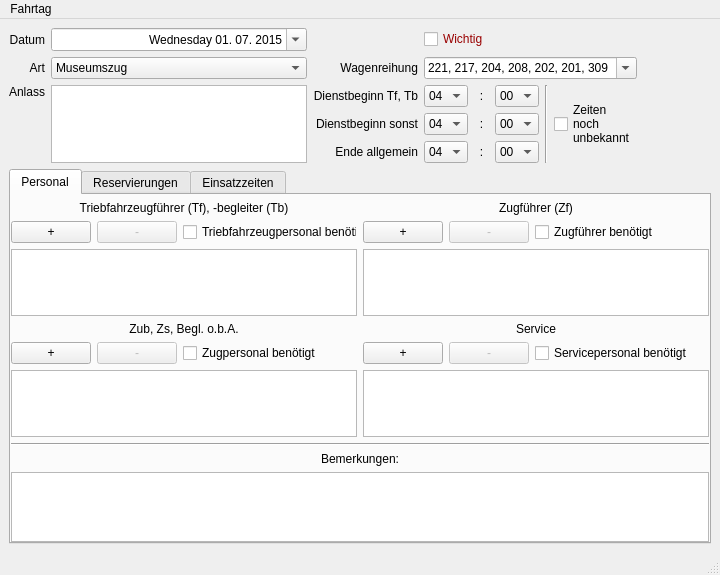
The window that Programm/fahrtagwindow.ui (philjosch/Einsatzplaner) describes before a commit, drawn with Qt 5.
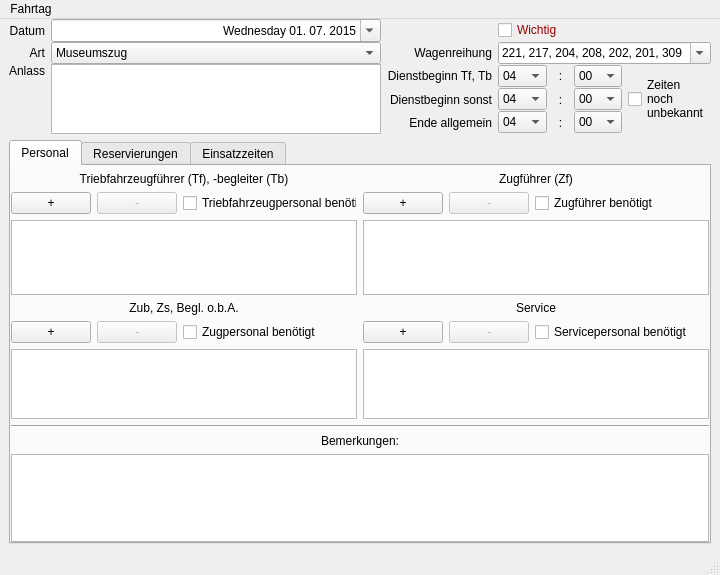
The same window after the commit.

Commit message: Fenster weiter angepasst

What changed in the file:
```diff
--- a/Programm/fahrtagwindow.ui
+++ b/Programm/fahrtagwindow.ui
@@ -26,32 +26,123 @@
    <string>Fahrtag</string>
   </property>
   <widget class="QWidget" name="centralwidget">
-   <layout class="QGridLayout" name="gridLayout_6">
+   <layout class="QGridLayout" name="gridLayout_6" rowstretch="0,3">
+    <property name="topMargin">
+     <number>0</number>
+    </property>
     <item row="0" column="0">
-     <layout class="QGridLayout" name="gridLayout_2" columnstretch="0,0,0,0,0,0,0,0,1">
-      <property name="spacing">
-       <number>6</number>
+     <layout class="QGridLayout" name="gridLayout_2" columnstretch="0,0,0,0,0,0,0">
+      <property name="horizontalSpacing">
+       <number>-1</number>
       </property>
-      <item row="2" column="1" rowspan="3">
-       <widget class="QPlainTextEdit" name="textAnlass">
+      <property name="verticalSpacing">
+       <number>0</number>
+      </property>
+      <item row="1" column="3" colspan="4">
+       <widget class="QComboBox" name="comboWagenreihung">
         <property name="enabled">
          <bool>true</bool>
         </property>
-        <property name="minimumSize">
-         <size>
-          <width>0</width>
-          <height>0</height>
-         </size>
+        <property name="editable">
+         <bool>true</bool>
         </property>
-        <property name="maximumSize">
-         <size>
-          <width>16777215</width>
-          <height>16777215</height>
-         </size>
+        <property name="currentIndex">
+         <number>4</number>
         </property>
         <property name="toolTip">
          <string notr="true"/>
         </property>
+        <property name="sizeAdjustPolicy">
+         <enum>QComboBox::AdjustToContents</enum>
+        </property>
+        <item>
+         <property name="text">
+          <string>221, 217, 208, 309</string>
+         </property>
+        </item>
+        <item>
+         <property name="text">
+          <string>221, 217, 208, 202, 309</string>
+         </property>
+        </item>
+        <item>
+         <property name="text">
+          <string>221, 217, 204, 208, 202, 309</string>
+         </property>
+        </item>
+        <item>
+         <property name="text">
+          <string>221, 217, 208, 202, 201, 309</string>
+         </property>
+        </item>
+        <item>
+         <property name="text">
+          <string>221, 217, 204, 208, 202, 201, 309</string>
+         </property>
+        </item>
+        <item>
+         <property name="text">
+          <string>221, 217, 204, 309</string>
+         </property>
+        </item>
+        <item>
+         <property name="text">
+          <string>221, 217, 309</string>
+         </property>
+        </item>
+       </widget>
+      </item>
+      <item row="2" column="2">
+       <widget class="QLabel" name="label_2">
+        <property name="text">
+         <string>Dienstbeginn Tf, Tb</string>
+        </property>
+        <property name="alignment">
+         <set>Qt::AlignRight|Qt::AlignTrailing|Qt::AlignVCenter</set>
+        </property>
+       </widget>
+      </item>
+      <item row="3" column="5">
+       <widget class="QComboBox" name="comboTimeZM">
+        <property name="enabled">
+         <bool>true</bool>
+        </property>
+        <property name="editable">
+         <bool>false</bool>
+        </property>
+        <property name="currentIndex">
+         <number>0</number>
+        </property>
+        <property name="maxCount">
+         <number>60</number>
+        </property>
+        <property name="insertPolicy">
+         <enum>QComboBox::InsertAlphabetically</enum>
+        </property>
+        <item>
+         <property name="text">
+          <string>00</string>
+         </property>
+        </item>
+        <item>
+         <property name="text">
+          <string>15</string>
+         </property>
+        </item>
+        <item>
+         <property name="text">
+          <string>30</string>
+         </property>
+        </item>
+        <item>
+         <property name="text">
+          <string>45</string>
+         </property>
+        </item>
+       </widget>
+      </item>
+      <item row="4" column="2">
+       <widget class="QLabel" name="label_7">
         <property name="statusTip">
          <string notr="true"/>
         </property>
@@ -64,125 +155,22 @@
         <property name="accessibleDescription">
          <string notr="true"/>
         </property>
-        <property name="plainText">
-         <string/>
+        <property name="text">
+         <string>Ende allgemein</string>
+        </property>
+        <property name="alignment">
+         <set>Qt::AlignRight|Qt::AlignTrailing|Qt::AlignVCenter</set>
         </property>
        </widget>
       </item>
-      <item row="4" column="3">
-       <widget class="QComboBox" name="comboTimeEndeH">
-        <property name="minimumSize">
-         <size>
-          <width>0</width>
-          <height>0</height>
-         </size>
+      <item row="0" column="0">
+       <widget class="QLabel" name="label">
+        <property name="text">
+         <string>Datum</string>
         </property>
-        <property name="maximumSize">
-         <size>
-          <width>16777215</width>
-          <height>16777215</height>
-         </size>
+        <property name="alignment">
+         <set>Qt::AlignRight|Qt::AlignTrailing|Qt::AlignVCenter</set>
         </property>
-        <item>
-         <property name="text">
-          <string>04</string>
-         </property>
-        </item>
-        <item>
-         <property name="text">
-          <string>05</string>
-         </property>
-        </item>
-        <item>
-         <property name="text">
-          <string>06</string>
-         </property>
-        </item>
-        <item>
-         <property name="text">
-          <string>07</string>
-         </property>
-        </item>
-        <item>
-         <property name="text">
-          <string>08</string>
-         </property>
-        </item>
-        <item>
-         <property name="text">
-          <string>09</string>
-         </property>
-        </item>
-        <item>
-         <property name="text">
-          <string>10</string>
-         </property>
-        </item>
-        <item>
-         <property name="text">
-          <string>11</string>
-         </property>
-        </item>
-        <item>
-         <property name="text">
-          <string>12</string>
-         </property>
-        </item>
-        <item>
-         <property name="text">
-          <string>13</string>
-         </property>
-        </item>
-        <item>
-         <property name="text">
-          <string>14</string>
-         </property>
-        </item>
-        <item>
-         <property name="text">
-          <string>15</string>
-         </property>
-        </item>
-        <item>
-         <property name="text">
-          <string>16</string>
-         </property>
-        </item>
-        <item>
-         <property name="text">
-          <string>17</string>
-         </property>
-        </item>
-        <item>
-         <property name="text">
-          <string>18</string>
-         </property>
-        </item>
-        <item>
-         <property name="text">
-          <string>19</string>
-         </property>
-        </item>
-        <item>
-         <property name="text">
-          <string>20</string>
-         </property>
-        </item>
-        <item>
-         <property name="text">
-          <string>21</string>
-         </property>
-        </item>
-        <item>
-         <property name="text">
-          <string>22</string>
-         </property>
-        </item>
-        <item>
-         <property name="text">
-          <string>23</string>
-         </property>
-        </item>
        </widget>
       </item>
       <item row="1" column="1">
@@ -190,18 +178,6 @@
         <property name="enabled">
          <bool>true</bool>
         </property>
-        <property name="minimumSize">
-         <size>
-          <width>0</width>
-          <height>0</height>
-         </size>
-        </property>
-        <property name="maximumSize">
-         <size>
-          <width>16777215</width>
-          <height>16777215</height>
-         </size>
-        </property>
         <property name="currentIndex">
          <number>0</number>
         </property>
@@ -247,89 +223,328 @@
         </item>
        </widget>
       </item>
-      <item row="2" column="2">
-       <widget class="QLabel" name="label_2">
-        <property name="minimumSize">
-         <size>
-          <width>0</width>
-          <height>0</height>
-         </size>
+      <item row="3" column="2">
+       <widget class="QLabel" name="labelTimeZ">
+        <property name="toolTip">
+         <string notr="true"/>
         </property>
-        <property name="maximumSize">
-         <size>
-          <width>16777215</width>
-          <height>16777215</height>
-         </size>
+        <property name="statusTip">
+         <string notr="true">Der Dienstbeginn für Zf, Zub, Service und weiteres Personal</string>
         </property>
         <property name="text">
-         <string>Dienstbeginn Tf, Tb</string>
+         <string>Dienstbeginn sonst</string>
         </property>
         <property name="alignment">
          <set>Qt::AlignRight|Qt::AlignTrailing|Qt::AlignVCenter</set>
         </property>
        </widget>
       </item>
-      <item row="3" column="4">
-       <widget class="QLabel" name="label_5">
-        <property name="minimumSize">
-         <size>
-          <width>0</width>
-          <height>0</height>
-         </size>
-        </property>
-        <property name="maximumSize">
-         <size>
-          <width>16777215</width>
-          <height>16777215</height>
-         </size>
-        </property>
+      <item row="2" column="0">
+       <widget class="QLabel" name="label_3">
         <property name="text">
-         <string>:</string>
+         <string>Anlass</string>
         </property>
         <property name="alignment">
-         <set>Qt::AlignCenter</set>
+         <set>Qt::AlignRight|Qt::AlignTop|Qt::AlignTrailing</set>
         </property>
        </widget>
       </item>
-      <item row="0" column="0">
-       <widget class="QLabel" name="label">
-        <property name="minimumSize">
-         <size>
-          <width>0</width>
-          <height>0</height>
-         </size>
+      <item row="4" column="5">
+       <widget class="QComboBox" name="comboTimeEndeM">
+        <item>
+         <property name="text">
+          <string>00</string>
+         </property>
+        </item>
+        <item>
+         <property name="text">
+          <string>15</string>
+         </property>
+        </item>
+        <item>
+         <property name="text">
+          <string>30</string>
+         </property>
+        </item>
+        <item>
+         <property name="text">
+          <string>45</string>
+         </property>
+        </item>
+       </widget>
+      </item>
+      <item row="3" column="3">
+       <widget class="QComboBox" name="comboTimeZH">
+        <property name="enabled">
+         <bool>true</bool>
         </property>
-        <property name="maximumSize">
-         <size>
-          <width>16777215</width>
-          <height>16777215</height>
-         </size>
+        <property name="currentIndex">
+         <number>0</number>
         </property>
+        <property name="frame">
+         <bool>true</bool>
+        </property>
+        <item>
+         <property name="text">
+          <string>04</string>
+         </property>
+        </item>
+        <item>
+         <property name="text">
+          <string>05</string>
+         </property>
+        </item>
+        <item>
+         <property name="text">
+          <string>06</string>
+         </property>
+        </item>
+        <item>
+         <property name="text">
+          <string>07</string>
+         </property>
+        </item>
+        <item>
+         <property name="text">
+          <string>08</string>
+         </property>
+        </item>
+        <item>
+         <property name="text">
+          <string>09</string>
+         </property>
+        </item>
+        <item>
+         <property name="text">
+          <string>10</string>
+         </property>
+        </item>
+        <item>
+         <property name="text">
+          <string>11</string>
+         </property>
+        </item>
+        <item>
+         <property name="text">
+          <string>12</string>
+         </property>
+        </item>
+        <item>
+         <property name="text">
+          <string>13</string>
+         </property>
+        </item>
+        <item>
+         <property name="text">
+          <string>14</string>
+         </property>
+        </item>
+        <item>
+         <property name="text">
+          <string>15</string>
+         </property>
+        </item>
+        <item>
+         <property name="text">
+          <string>16</string>
+         </property>
+        </item>
+        <item>
+         <property name="text">
+          <string>17</string>
+         </property>
+        </item>
+        <item>
+         <property name="text">
+          <string>18</string>
+         </property>
+        </item>
+        <item>
+         <property name="text">
+          <string>19</string>
+         </property>
+        </item>
+        <item>
+         <property name="text">
+          <string>20</string>
+         </property>
+        </item>
+        <item>
+         <property name="text">
+          <string>21</string>
+         </property>
+        </item>
+        <item>
+         <property name="text">
+          <string>22</string>
+         </property>
+        </item>
+        <item>
+         <property name="text">
+          <string>23</string>
+         </property>
+        </item>
+       </widget>
+      </item>
+      <item row="2" column="3">
+       <widget class="QComboBox" name="comboTimeTfH">
+        <property name="enabled">
+         <bool>true</bool>
+        </property>
+        <property name="currentIndex">
+         <number>0</number>
+        </property>
+        <item>
+         <property name="text">
+          <string>04</string>
+         </property>
+        </item>
+        <item>
+         <property name="text">
+          <string>05</string>
+         </property>
+        </item>
+        <item>
+         <property name="text">
+          <string>06</string>
+         </property>
+        </item>
+        <item>
+         <property name="text">
+          <string>07</string>
+         </property>
+        </item>
+        <item>
+         <property name="text">
+          <string>08</string>
+         </property>
+        </item>
+        <item>
+         <property name="text">
+          <string>09</string>
+         </property>
+        </item>
+        <item>
+         <property name="text">
+          <string>10</string>
+         </property>
+        </item>
+        <item>
+         <property name="text">
+          <string>11</string>
+         </property>
+        </item>
+        <item>
+         <property name="text">
+          <string>12</string>
+         </property>
+        </item>
+        <item>
+         <property name="text">
+          <string>13</string>
+         </property>
+        </item>
+        <item>
+         <property name="text">
+          <string>14</string>
+         </property>
+        </item>
+        <item>
+         <property name="text">
+          <string>15</string>
+         </property>
+        </item>
+        <item>
+         <property name="text">
+          <string>16</string>
+         </property>
+        </item>
+        <item>
+         <property name="text">
+          <string>17</string>
+         </property>
+        </item>
+        <item>
+         <property name="text">
+          <string>18</string>
+         </property>
+        </item>
+        <item>
+         <property name="text">
+          <string>19</string>
+         </property>
+        </item>
+        <item>
+         <property name="text">
+          <string>20</string>
+         </property>
+        </item>
+        <item>
+         <property name="text">
+          <string>21</string>
+         </property>
+        </item>
+        <item>
+         <property name="text">
+          <string>22</string>
+         </property>
+        </item>
+        <item>
+         <property name="text">
+          <string>23</string>
+         </property>
+        </item>
+       </widget>
+      </item>
+      <item row="1" column="0">
+       <widget class="QLabel" name="label_4">
         <property name="text">
-         <string>Datum</string>
+         <string>Art</string>
         </property>
         <property name="alignment">
          <set>Qt::AlignRight|Qt::AlignTrailing|Qt::AlignVCenter</set>
         </property>
        </widget>
       </item>
+      <item row="2" column="6" rowspan="3">
+       <widget class="QCheckBox" name="checkBox">
+        <property name="text">
+         <string>Zeiten
+noch
+unbekannt</string>
+        </property>
+       </widget>
+      </item>
+      <item row="2" column="1" rowspan="3">
+       <widget class="QPlainTextEdit" name="textAnlass">
+        <property name="enabled">
+         <bool>true</bool>
+        </property>
+        <property name="toolTip">
+         <string notr="true"/>
+        </property>
+        <property name="statusTip">
+         <string notr="true"/>
+        </property>
+        <property name="whatsThis">
+         <string notr="true"/>
+        </property>
+        <property name="accessibleName">
+         <string notr="true"/>
+        </property>
+        <property name="accessibleDescription">
+         <string notr="true"/>
+        </property>
+        <property name="plainText">
+         <string/>
+        </property>
+       </widget>
+      </item>
       <item row="0" column="1">
        <widget class="QDateEdit" name="dateDate">
         <property name="enabled">
          <bool>true</bool>
         </property>
-        <property name="minimumSize">
-         <size>
-          <width>0</width>
-          <height>0</height>
-         </size>
-        </property>
-        <property name="maximumSize">
-         <size>
-          <width>16777215</width>
-          <height>16777215</height>
-         </size>
-        </property>
         <property name="toolTip">
          <string notr="true"/>
         </property>
@@ -377,51 +592,21 @@
         </property>
        </widget>
       </item>
-      <item row="0" column="8" rowspan="5">
-       <spacer name="horizontalSpacer_4">
-        <property name="minimumSize">
-         <size>
-          <width>0</width>
-          <height>0</height>
-         </size>
-        </property>
-        <property name="maximumSize">
-         <size>
-          <width>16777215</width>
-          <height>16777215</height>
-         </size>
-        </property>
-        <property name="orientation">
-         <enum>Qt::Horizontal</enum>
-        </property>
-        <property name="sizeHint" stdset="0">
-         <size>
-          <width>22</width>
-          <height>178</height>
-         </size>
-        </property>
-       </spacer>
-      </item>
-      <item row="2" column="3">
-       <widget class="QComboBox" name="comboTimeTfH">
+      <item row="0" column="3" colspan="4">
+       <widget class="QCheckBox" name="checkWichtig">
         <property name="enabled">
          <bool>true</bool>
         </property>
-        <property name="minimumSize">
-         <size>
-          <width>0</width>
-          <height>0</height>
-         </size>
+        <property name="styleSheet">
+         <string notr="true">color: #900;</string>
         </property>
-        <property name="maximumSize">
-         <size>
-          <width>16777215</width>
-          <height>16777215</height>
-         </size>
+        <property name="text">
+         <string>Wichtig</string>
         </property>
-        <property name="currentIndex">
-         <number>0</number>
-        </property>
+       </widget>
+      </item>
+      <item row="4" column="3">
+       <widget class="QComboBox" name="comboTimeEndeH">
         <item>
          <property name="text">
           <string>04</string>
@@ -524,182 +709,43 @@
         </item>
        </widget>
       </item>
-      <item row="2" column="0">
-       <widget class="QLabel" name="label_3">
-        <property name="minimumSize">
-         <size>
-          <width>0</width>
-          <height>0</height>
-         </size>
-        </property>
+      <item row="3" column="4">
+       <widget class="QLabel" name="label_5">
         <property name="maximumSize">
          <size>
-          <width>16777215</width>
+          <width>15</width>
           <height>16777215</height>
          </size>
         </property>
         <property name="text">
-         <string>Anlass</string>
+         <string>:</string>
         </property>
         <property name="alignment">
-         <set>Qt::AlignRight|Qt::AlignTop|Qt::AlignTrailing</set>
-        </property>
-       </widget>
-      </item>
-      <item row="3" column="5">
-       <widget class="QComboBox" name="comboTimeZM">
-        <property name="enabled">
-         <bool>true</bool>
-        </property>
-        <property name="minimumSize">
-         <size>
-          <width>0</width>
-          <height>0</height>
-         </size>
-        </property>
-        <property name="maximumSize">
-         <size>
-          <width>16777215</width>
-          <height>16777215</height>
-         </size>
-        </property>
-        <property name="editable">
-         <bool>false</bool>
-        </property>
-        <property name="currentIndex">
-         <number>0</number>
-        </property>
-        <property name="maxCount">
-         <number>60</number>
-        </property>
-        <property name="insertPolicy">
-         <enum>QComboBox::InsertAlphabetically</enum>
-        </property>
-        <item>
-         <property name="text">
-          <string>00</string>
-         </property>
-        </item>
-        <item>
-         <property name="text">
-          <string>15</string>
-         </property>
-        </item>
-        <item>
-         <property name="text">
-          <string>30</string>
-         </property>
-        </item>
-        <item>
-         <property name="text">
-          <string>45</string>
-         </property>
-        </item>
-       </widget>
-      </item>
-      <item row="3" column="2">
-       <widget class="QLabel" name="labelTimeZ">
-        <property name="minimumSize">
-         <size>
-          <width>0</width>
-          <height>0</height>
-         </size>
-        </property>
-        <property name="maximumSize">
-         <size>
-          <width>16777215</width>
-          <height>16777215</height>
-         </size>
-        </property>
-        <property name="toolTip">
-         <string notr="true"/>
-        </property>
-        <property name="statusTip">
-         <string notr="true">Der Dienstbeginn für Zf, Zub, Service und weiteres Personal</string>
-        </property>
-        <property name="whatsThis">
-         <string notr="true"/>
-        </property>
-        <property name="accessibleName">
-         <string notr="true"/>
-        </property>
-        <property name="accessibleDescription">
-         <string notr="true"/>
-        </property>
-        <property name="text">
-         <string>Dienstbeginn sonst</string>
-        </property>
-        <property name="alignment">
-         <set>Qt::AlignRight|Qt::AlignTrailing|Qt::AlignVCenter</set>
-        </property>
-       </widget>
-      </item>
-      <item row="4" column="2">
-       <widget class="QLabel" name="label_7">
-        <property name="minimumSize">
-         <size>
-          <width>0</width>
-          <height>0</height>
-         </size>
-        </property>
-        <property name="maximumSize">
-         <size>
-          <width>16777215</width>
-          <height>16777215</height>
-         </size>
-        </property>
-        <property name="statusTip">
-         <string>Ende der allgemeinen Dienstzeit</string>
-        </property>
-        <property name="whatsThis">
-         <string notr="true"/>
-        </property>
-        <property name="accessibleName">
-         <string notr="true"/>
-        </property>
-        <property name="accessibleDescription">
-         <string notr="true"/>
-        </property>
-        <property name="text">
-         <string>Ende allgemein</string>
-        </property>
-        <property name="alignment">
-         <set>Qt::AlignRight|Qt::AlignTrailing|Qt::AlignVCenter</set>
-        </property>
-       </widget>
-      </item>
-      <item row="2" column="7" rowspan="3">
-       <widget class="QCheckBox" name="checkBox">
-        <property name="minimumSize">
-         <size>
-          <width>0</width>
-          <height>0</height>
-         </size>
-        </property>
-        <property name="maximumSize">
-         <size>
-          <width>16777215</width>
-          <height>16777215</height>
-         </size>
-        </property>
-        <property name="text">
-         <string>Zeiten
-noch
-unbekannt</string>
+         <set>Qt::AlignCenter</set>
         </property>
        </widget>
       </item>
       <item row="2" column="4">
        <widget class="QLabel" name="label_6">
-        <property name="minimumSize">
+        <property name="maximumSize">
          <size>
-          <width>0</width>
-          <height>0</height>
+          <width>15</width>
+          <height>16777215</height>
          </size>
         </property>
+        <property name="text">
+         <string>:</string>
+        </property>
+        <property name="alignment">
+         <set>Qt::AlignCenter</set>
+        </property>
+       </widget>
+      </item>
+      <item row="4" column="4">
+       <widget class="QLabel" name="label_15">
         <property name="maximumSize">
          <size>
-          <width>16777215</width>
+          <width>15</width>
           <height>16777215</height>
          </size>
         </property>
@@ -711,86 +757,23 @@
         </property>
        </widget>
       </item>
-      <item row="1" column="3" colspan="5">
-       <widget class="QComboBox" name="comboWagenreihung">
+      <item row="2" column="5">
+       <widget class="QComboBox" name="comboTimeTfM">
         <property name="enabled">
          <bool>true</bool>
         </property>
-        <property name="minimumSize">
-         <size>
-          <width>0</width>
-          <height>0</height>
-         </size>
-        </property>
-        <property name="maximumSize">
-         <size>
-          <width>16777215</width>
-          <height>16777215</height>
-         </size>
-        </property>
         <property name="editable">
-         <bool>true</bool>
+         <bool>false</bool>
         </property>
         <property name="currentIndex">
-         <number>4</number>
+         <number>0</number>
+        </property>
+        <property name="maxCount">
+         <number>60</number>
         </property>
         <property name="insertPolicy">
          <enum>QComboBox::InsertAlphabetically</enum>
         </property>
-        <property name="sizeAdjustPolicy">
-         <enum>QComboBox::AdjustToContents</enum>
-        </property>
-        <item>
-         <property name="text">
-          <string>221, 217, 208, 309</string>
-         </property>
-        </item>
-        <item>
-         <property name="text">
-          <string>221, 217, 208, 202, 309</string>
-         </property>
-        </item>
-        <item>
-         <property name="text">
-          <string>221, 217, 204, 208, 202, 309</string>
-         </property>
-        </item>
-        <item>
-         <property name="text">
-          <string>221, 217, 208, 202, 201, 309</string>
-         </property>
-        </item>
-        <item>
-         <property name="text">
-          <string>221, 217, 204, 208, 202, 201, 309</string>
-         </property>
-        </item>
-        <item>
-         <property name="text">
-          <string>221, 217, 204, 309</string>
-         </property>
-        </item>
-        <item>
-         <property name="text">
-          <string>221, 217, 309</string>
-         </property>
-        </item>
-       </widget>
-      </item>
-      <item row="4" column="5">
-       <widget class="QComboBox" name="comboTimeEndeM">
-        <property name="minimumSize">
-         <size>
-          <width>0</width>
-          <height>0</height>
-         </size>
-        </property>
-        <property name="maximumSize">
-         <size>
-          <width>16777215</width>
-          <height>16777215</height>
-         </size>
-        </property>
         <item>
          <property name="text">
           <string>00</string>
@@ -813,42 +796,8 @@
         </item>
        </widget>
       </item>
-      <item row="1" column="0">
-       <widget class="QLabel" name="label_4">
-        <property name="minimumSize">
-         <size>
-          <width>0</width>
-          <height>0</height>
-         </size>
-        </property>
-        <property name="maximumSize">
-         <size>
-          <width>16777215</width>
-          <height>16777215</height>
-         </size>
-        </property>
-        <property name="text">
-         <string>Art</string>
-        </property>
-        <property name="alignment">
-         <set>Qt::AlignRight|Qt::AlignTrailing|Qt::AlignVCenter</set>
-        </property>
-       </widget>
-      </item>
       <item row="1" column="2">
        <widget class="QLabel" name="labelWagenreihung">
-        <property name="minimumSize">
-         <size>
-          <width>0</width>
-          <height>0</height>
-         </size>
-        </property>
-        <property name="maximumSize">
-         <size>
-          <width>16777215</width>
-          <height>16777215</height>
-         </size>
-        </property>
         <property name="text">
          <string>Wagenreihung</string>
         </property>
@@ -857,236 +806,6 @@
         </property>
        </widget>
       </item>
-      <item row="2" column="5">
-       <widget class="QComboBox" name="comboTimeTfM">
-        <property name="enabled">
-         <bool>true</bool>
-        </property>
-        <property name="minimumSize">
-         <size>
-          <width>0</width>
-          <height>0</height>
-         </size>
-        </property>
-        <property name="maximumSize">
-         <size>
-          <width>16777215</width>
-          <height>16777215</height>
-         </size>
-        </property>
-        <property name="editable">
-         <bool>false</bool>
-        </property>
-        <property name="currentIndex">
-         <number>0</number>
-        </property>
-        <property name="maxCount">
-         <number>60</number>
-        </property>
-        <property name="insertPolicy">
-         <enum>QComboBox::InsertAlphabetically</enum>
-        </property>
-        <item>
-         <property name="text">
-          <string>00</string>
-         </property>
-        </item>
-        <item>
-         <property name="text">
-          <string>15</string>
-         </property>
-        </item>
-        <item>
-         <property name="text">
-          <string>30</string>
-         </property>
-        </item>
-        <item>
-         <property name="text">
-          <string>45</string>
-         </property>
-        </item>
-       </widget>
-      </item>
-      <item row="3" column="3">
-       <widget class="QComboBox" name="comboTimeZH">
-        <property name="enabled">
-         <bool>true</bool>
-        </property>
-        <property name="minimumSize">
-         <size>
-          <width>0</width>
-          <height>0</height>
-         </size>
-        </property>
-        <property name="maximumSize">
-         <size>
-          <width>16777215</width>
-          <height>16777215</height>
-         </size>
-        </property>
-        <property name="currentIndex">
-         <number>0</number>
-        </property>
-        <property name="frame">
-         <bool>true</bool>
-        </property>
-        <item>
-         <property name="text">
-          <string>04</string>
-         </property>
-        </item>
-        <item>
-         <property name="text">
-          <string>05</string>
-         </property>
-        </item>
-        <item>
-         <property name="text">
-          <string>06</string>
-         </property>
-        </item>
-        <item>
-         <property name="text">
-          <string>07</string>
-         </property>
-        </item>
-        <item>
-         <property name="text">
-          <string>08</string>
-         </property>
-        </item>
-        <item>
-         <property name="text">
-          <string>09</string>
-         </property>
-        </item>
-        <item>
-         <property name="text">
-          <string>10</string>
-         </property>
-        </item>
-        <item>
-         <property name="text">
-          <string>11</string>
-         </property>
-        </item>
-        <item>
-         <property name="text">
-          <string>12</string>
-         </property>
-        </item>
-        <item>
-         <property name="text">
-          <string>13</string>
-         </property>
-        </item>
-        <item>
-         <property name="text">
-          <string>14</string>
-         </property>
-        </item>
-        <item>
-         <property name="text">
-          <string>15</string>
-         </property>
-        </item>
-        <item>
-         <property name="text">
-          <string>16</string>
-         </property>
-        </item>
-        <item>
-         <property name="text">
-          <string>17</string>
-         </property>
-        </item>
-        <item>
-         <property name="text">
-          <string>18</string>
-         </property>
-        </item>
-        <item>
-         <property name="text">
-          <string>19</string>
-         </property>
-        </item>
-        <item>
-         <property name="text">
-          <string>20</string>
-         </property>
-        </item>
-        <item>
-         <property name="text">
-          <string>21</string>
-         </property>
-        </item>
-        <item>
-         <property name="text">
-          <string>22</string>
-         </property>
-        </item>
-        <item>
-         <property name="text">
-          <string>23</string>
-         </property>
-        </item>
-       </widget>
-      </item>
-      <item row="4" column="4">
-       <widget class="QLabel" name="label_15">
-        <property name="minimumSize">
-         <size>
-          <width>0</width>
-          <height>0</height>
-         </size>
-        </property>
-        <property name="maximumSize">
-         <size>
-          <width>16777215</width>
-          <height>16777215</height>
-         </size>
-        </property>
-        <property name="text">
-         <string>:</string>
-        </property>
-        <property name="alignment">
-         <set>Qt::AlignCenter</set>
-        </property>
-       </widget>
-      </item>
-      <item row="2" column="6" rowspan="3">
-       <widget class="Line" name="line_4">
-        <property name="orientation">
-         <enum>Qt::Vertical</enum>
-        </property>
-       </widget>
-      </item>
-      <item row="0" column="3" colspan="5">
-       <widget class="QCheckBox" name="checkWichtig">
-        <property name="enabled">
-         <bool>true</bool>
-        </property>
-        <property name="minimumSize">
-         <size>
-          <width>0</width>
-          <height>0</height>
-         </size>
-        </property>
-        <property name="maximumSize">
-         <size>
-          <width>16777215</width>
-          <height>16777215</height>
-         </size>
-        </property>
-        <property name="styleSheet">
-         <string notr="true">color: #900;</string>
-        </property>
-        <property name="text">
-         <string>Wichtig</string>
-        </property>
-       </widget>
-      </item>
      </layout>
     </item>
     <item row="1" column="0">
```
Left out of the diff: 16 changed lines with no effect on the pictures.
